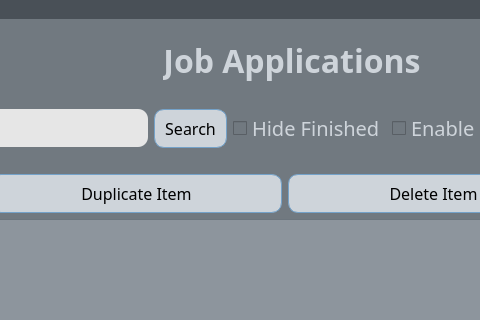
Qt form ui/main_window.ui (xbandrade/my-jobz) before a commit; both pictures show x 315 to 795 and y 0 to 320 of the 1200 by 744 pixel window.
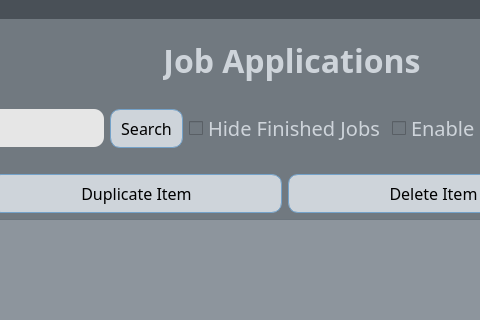
The same form after that commit. Icons and pictures are not drawn.

Commit message: add is_finished field to job entries

Patch:
```diff
--- a/ui/main_window.ui
+++ b/ui/main_window.ui
@@ -237,7 +237,7 @@
         <item>
          <widget class="QCheckBox" name="hideFinishedCheckBox">
           <property name="enabled">
-           <bool>false</bool>
+           <bool>true</bool>
           </property>
           <property name="font">
            <font>
@@ -246,7 +246,7 @@
            </font>
           </property>
           <property name="text">
-           <string>Hide Finished</string>
+           <string>Hide Finished Jobs</string>
           </property>
          </widget>
         </item>
```
The commit also changes 16 other files.
